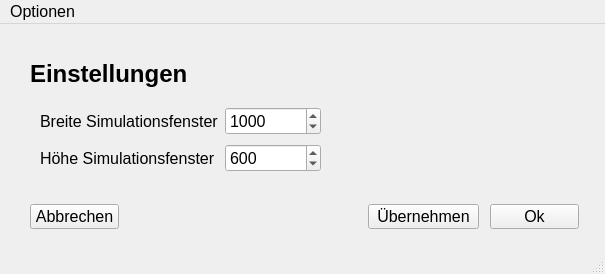
Old version of the form ui/settings.ui in the repository fflopsi/twobodyproblem.
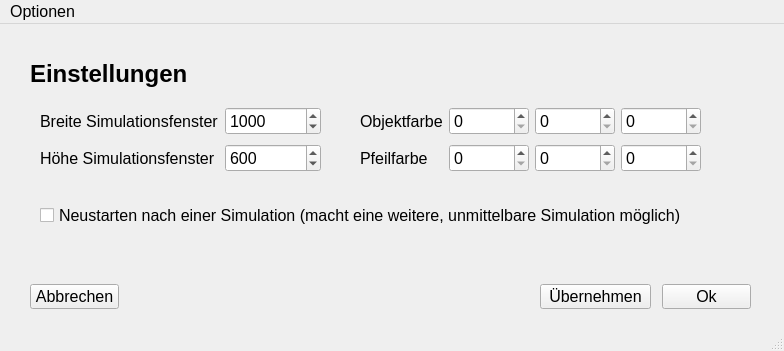
New version of the form.

Commit message: add restart setting

Patch:
```diff
--- a/ui/settings.ui
+++ b/ui/settings.ui
@@ -6,8 +6,8 @@
    <rect>
     <x>0</x>
     <y>0</y>
-    <width>605</width>
-    <height>274</height>
+    <width>784</width>
+    <height>351</height>
    </rect>
   </property>
   <property name="font">
@@ -22,8 +22,8 @@
    <widget class="QPushButton" name="b_ok">
     <property name="geometry">
      <rect>
-      <x>490</x>
-      <y>180</y>
+      <x>662</x>
+      <y>260</y>
       <width>89</width>
       <height>25</height>
      </rect>
@@ -35,8 +35,8 @@
    <widget class="QPushButton" name="b_save">
     <property name="geometry">
      <rect>
-      <x>368</x>
-      <y>180</y>
+      <x>540</x>
+      <y>260</y>
       <width>111</width>
       <height>25</height>
      </rect>
@@ -49,7 +49,7 @@
     <property name="geometry">
      <rect>
       <x>30</x>
-      <y>180</y>
+      <y>260</y>
       <width>89</width>
       <height>25</height>
      </rect>
@@ -138,13 +138,73 @@
      <string>&lt;html&gt;&lt;head/&gt;&lt;body&gt;&lt;p&gt;&lt;span style=&quot; font-size:18pt; font-weight:600;&quot;&gt;Einstellungen&lt;/span&gt;&lt;/p&gt;&lt;/body&gt;&lt;/html&gt;</string>
     </property>
    </widget>
+   <widget class="QWidget" name="gridLayoutWidget_2">
+    <property name="geometry">
+     <rect>
+      <x>360</x>
+      <y>80</y>
+      <width>341</width>
+      <height>71</height>
+     </rect>
+    </property>
+    <layout class="QGridLayout" name="gridLayout_2">
+     <item row="1" column="0">
+      <widget class="QLabel" name="label_4">
+       <property name="text">
+        <string>Pfeilfarbe</string>
+       </property>
+      </widget>
+     </item>
+     <item row="1" column="1">
+      <widget class="QSpinBox" name="spinBox_2"/>
+     </item>
+     <item row="0" column="2">
+      <widget class="QSpinBox" name="spinBox_3"/>
+     </item>
+     <item row="0" column="0">
+      <widget class="QLabel" name="label_3">
+       <property name="text">
+        <string>Objektfarbe</string>
+       </property>
+      </widget>
+     </item>
+     <item row="0" column="1">
+      <widget class="QSpinBox" name="spinBox"/>
+     </item>
+     <item row="0" column="3">
+      <widget class="QSpinBox" name="spinBox_4"/>
+     </item>
+     <item row="1" column="2">
+      <widget class="QSpinBox" name="spinBox_5"/>
+     </item>
+     <item row="1" column="3">
+      <widget class="QSpinBox" name="spinBox_6"/>
+     </item>
+    </layout>
+   </widget>
+   <widget class="QCheckBox" name="do_restart">
+    <property name="geometry">
+     <rect>
+      <x>40</x>
+      <y>180</y>
+      <width>661</width>
+      <height>23</height>
+     </rect>
+    </property>
+    <property name="text">
+     <string>Neustarten nach einer Simulation (macht eine weitere, unmittelbare Simulation möglich)</string>
+    </property>
+    <property name="checked">
+     <bool>false</bool>
+    </property>
+   </widget>
   </widget>
   <widget class="QMenuBar" name="menubar">
    <property name="geometry">
     <rect>
      <x>0</x>
      <y>0</y>
-     <width>605</width>
+     <width>784</width>
      <height>24</height>
     </rect>
    </property>
```
The commit also changes 2 other files.
